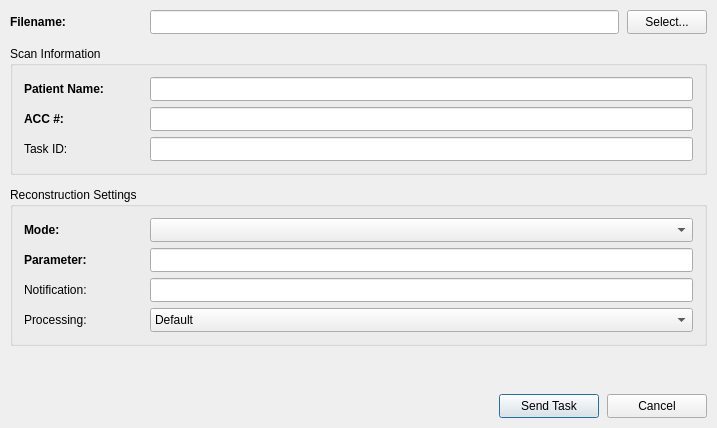
Above: StandaloneClient/sac_mainwindow.ui from WillForan/yarraclient before the change. Below: the same form after it.
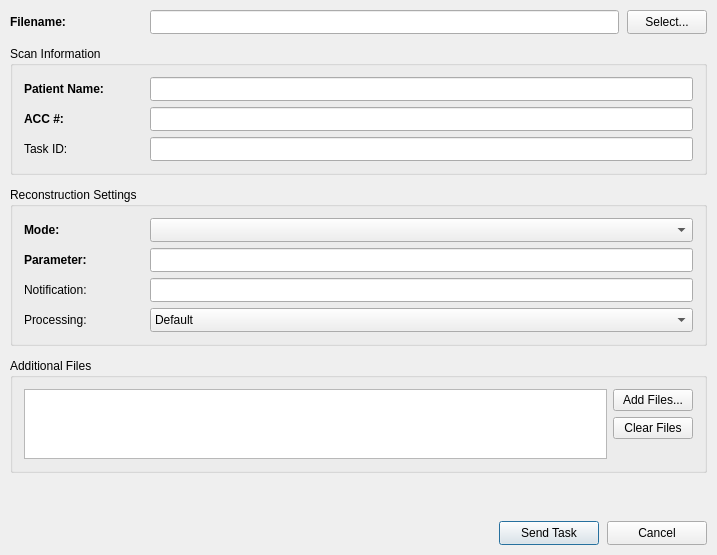
That is the form after the change. Icons and pictures are not drawn.

Commit message: SAC: Added option to send additional files.

Patch:
```diff
--- a/StandaloneClient/sac_mainwindow.ui
+++ b/StandaloneClient/sac_mainwindow.ui
@@ -7,7 +7,7 @@
     <x>0</x>
     <y>0</y>
     <width>717</width>
-    <height>426</height>
+    <height>528</height>
    </rect>
   </property>
   <property name="windowTitle">
@@ -352,6 +352,49 @@
       </layout>
      </widget>
     </item>
+    <item>
+     <widget class="QGroupBox" name="additionalFilesGroupbox">
+      <property name="title">
+       <string>Additional Files</string>
+      </property>
+      <layout class="QHBoxLayout" name="horizontalLayout_2">
+       <item>
+        <widget class="QListWidget" name="additonalFilesListwidget"/>
+       </item>
+       <item>
+        <layout class="QVBoxLayout" name="verticalLayout_3">
+         <item>
+          <widget class="QPushButton" name="selectAdditionalFilesButton">
+           <property name="text">
+            <string>Add Files...</string>
+           </property>
+          </widget>
+         </item>
+         <item>
+          <widget class="QPushButton" name="clearAdditionalFilesButton">
+           <property name="text">
+            <string>Clear Files</string>
+           </property>
+          </widget>
+         </item>
+         <item>
+          <spacer name="verticalSpacer_3">
+           <property name="orientation">
+            <enum>Qt::Vertical</enum>
+           </property>
+           <property name="sizeHint" stdset="0">
+            <size>
+             <width>20</width>
+             <height>18</height>
+            </size>
+           </property>
+          </spacer>
+         </item>
+        </layout>
+       </item>
+      </layout>
+     </widget>
+    </item>
     <item>
      <layout class="QGridLayout" name="gridLayout">
       <property name="horizontalSpacing">
```
Left out of the diff: 6 changed lines with no effect on the pictures. The commit also changes 5 other files.
